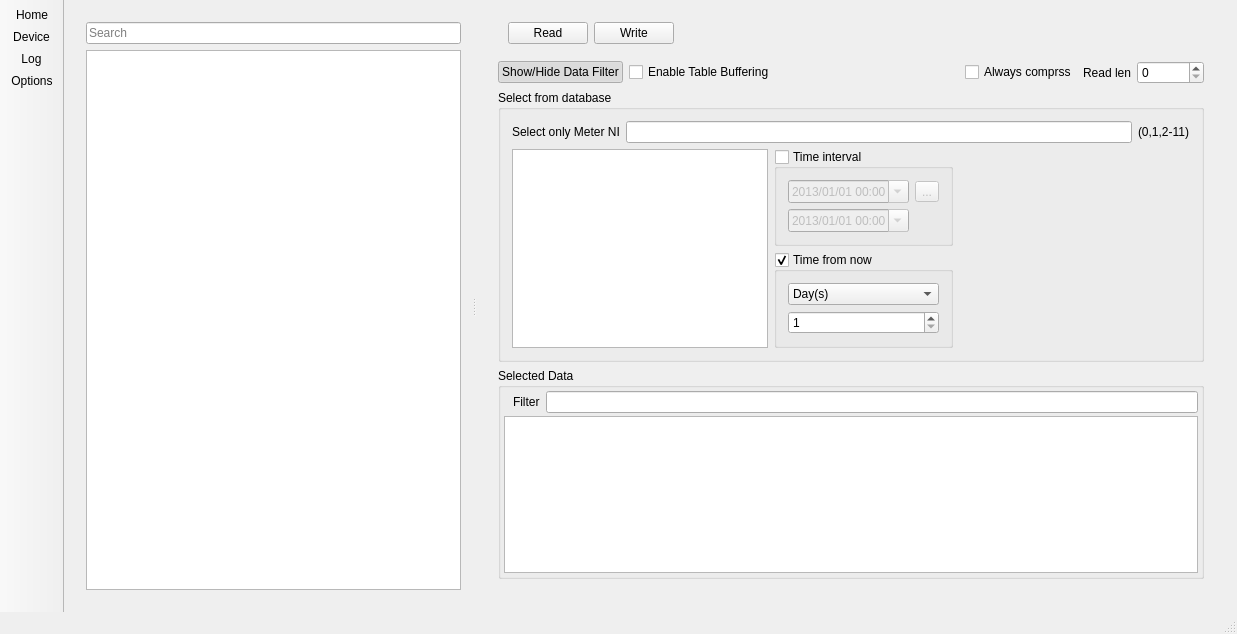
This is mainwindow.ui in KTS-Intek/Matilda-config as Qt 5 draws it before an edit. The edited form follows.
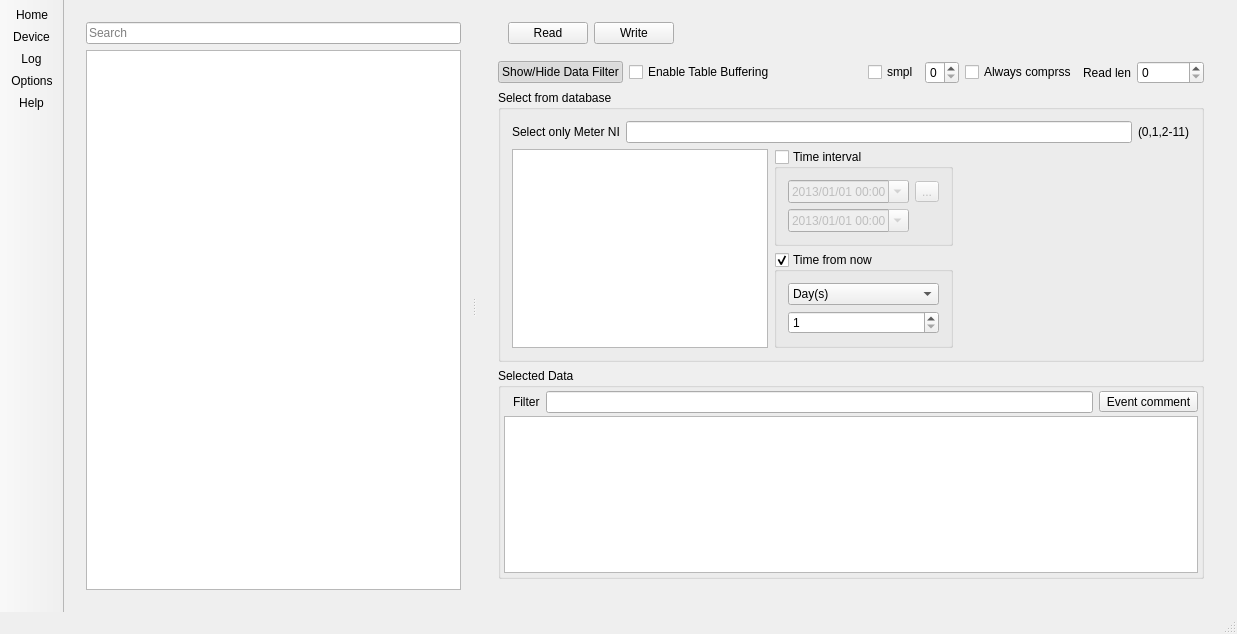
This is the edited form. The open tabs and pages were chosen to show the change. Icons and pictures are not drawn.

Commit message: 1. В протоколі В2 для журналів лічильників додав можливість спрощення,     по даним     ключ smpl

Diff of the .ui file:
```diff
--- a/mainwindow.ui
+++ b/mainwindow.ui
@@ -4965,6 +4965,26 @@
                         </property>
                        </spacer>
                       </item>
+                      <item>
+                       <widget class="QCheckBox" name="cbxEvSmpl">
+                        <property name="toolTip">
+                         <string>&lt;html&gt;&lt;head/&gt;&lt;body&gt;&lt;p&gt;Remove NI, evnt_code, meter_model (show only UCM events), and text after the first space in comment, ignore event_code &lt;span style=&quot; color:#000080;&quot;&gt;ZBR_EVENT_DAY_DONE&lt;/span&gt;&lt;/p&gt;&lt;/body&gt;&lt;/html&gt;</string>
+                        </property>
+                        <property name="text">
+                         <string>smpl</string>
+                        </property>
+                       </widget>
+                      </item>
+                      <item>
+                       <widget class="QSpinBox" name="sbEvSmpl">
+                        <property name="toolTip">
+                         <string>&lt;html&gt;&lt;head/&gt;&lt;body&gt;&lt;p&gt;0 - ignore&lt;/p&gt;&lt;p&gt;1 - Remove NI, &lt;/p&gt;&lt;p&gt;2 - Remove NI, evnt_code, &lt;/p&gt;&lt;p&gt;3 - Remove NI, evnt_code, meter_model (show only UCM events), &lt;/p&gt;&lt;p&gt;4 - Remove NI, evnt_code, meter_model (show only UCM events), and text after the first space in comment, &lt;/p&gt;&lt;p&gt;5 - Remove NI, evnt_code, meter_model (show only UCM events), and text after the first space in comment, ignore event_code &lt;span style=&quot; color:#000080;&quot;&gt;ZBR_EVENT_DAY_DONE&lt;/span&gt;&lt;/p&gt;&lt;/body&gt;&lt;/html&gt;</string>
+                        </property>
+                        <property name="maximum">
+                         <number>5</number>
+                        </property>
+                       </widget>
+                      </item>
                       <item>
                        <widget class="QCheckBox" name="cbCmprssMeterLog">
                         <property name="text">
@@ -5262,6 +5282,16 @@
                            </property>
                           </widget>
                          </item>
+                         <item>
+                          <widget class="QToolButton" name="tbEvComment2txt">
+                           <property name="text">
+                            <string>Event comment</string>
+                           </property>
+                           <property name="checkable">
+                            <bool>true</bool>
+                           </property>
+                          </widget>
+                         </item>
                         </layout>
                        </item>
                        <item>
@@ -5822,6 +5852,7 @@
    <addaction name="actionDevice"/>
    <addaction name="actionLog"/>
    <addaction name="actionOptions"/>
+   <addaction name="actionHelp"/>
   </widget>
   <widget class="QStatusBar" name="statusBar"/>
   <action name="actionDevice">
@@ -5860,6 +5891,21 @@
     <string>Options</string>
    </property>
   </action>
+  <action name="actionHelp">
+   <property name="icon">
+    <iconset resource="res.qrc">
+     <normaloff>:/katynko/svg2/system-help.svg</normaloff>:/katynko/svg2/system-help.svg</iconset>
+   </property>
+   <property name="text">
+    <string>Help</string>
+   </property>
+   <property name="toolTip">
+    <string>Documentation</string>
+   </property>
+   <property name="shortcut">
+    <string>F1</string>
+   </property>
+  </action>
  </widget>
  <layoutdefault spacing="6" margin="11"/>
  <resources>
```
Left out of the diff: 4 changed lines with no effect on the pictures. The commit also changes 11 other files.
